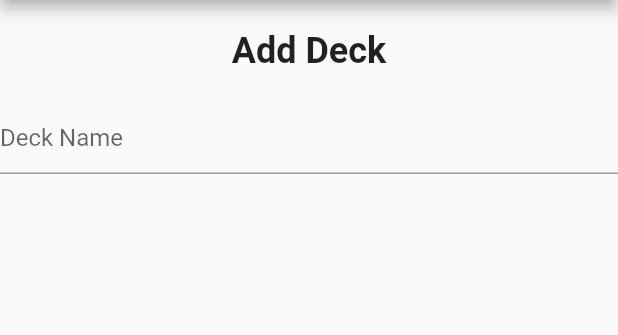
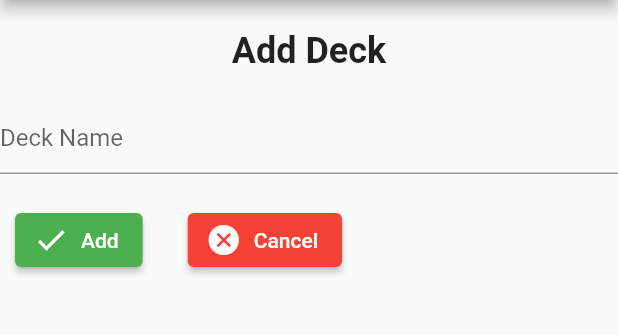
Before and after one commit to SynapseProgramming/membit, a Flutter app: the Maindeck screen opened directly, after a tap on the "add" icon, on a phone screen of 412 x 824 dp, the part 84-419 px from its top. Run offline on Flutter 3.47's test engine with Material 2 defaults, Android fonts, the phone set to English and light mode, and no system bars; our stand-ins replace isar; accounts and stored records are empty; generated files the repository leaves out were written again.

Commit message:
Added in add and cancel buttons

```diff
--- a/lib/maindeck.dart
+++ b/lib/maindeck.dart
@@ -14,7 +14,9 @@ class _CreatedeckState extends State<Createdeck> {
   Widget build(BuildContext context) {
     return Column(
       children: [
-        SizedBox(height: 20,),
+        SizedBox(
+          height: 20,
+        ),
         Text(
           'Add Deck',
           style: TextStyle(
@@ -22,7 +24,9 @@ class _CreatedeckState extends State<Createdeck> {
             fontWeight: FontWeight.bold,
           ),
         ),
-        SizedBox(height: 20,),
+        SizedBox(
+          height: 20,
+        ),
         TextField(
           decoration: const InputDecoration(
             hintText: 'Deck Name',
@@ -31,6 +35,35 @@ class _CreatedeckState extends State<Createdeck> {
             print('$text');
             // Handle the entered text here
           },
+        ),
+        SizedBox(
+          height: 20,
+        ),
+        Row(
+          children: [
+            SizedBox(
+              width: 10,
+            ),
+            ElevatedButton.icon(
+              onPressed: () {
+                print("confimation!");
+              },
+              icon: const Icon(Icons.check),
+              label: const Text("Add"),
+              style: ElevatedButton.styleFrom(backgroundColor: Colors.green),
+            ),
+            SizedBox(
+              width: 30,
+            ),
+            ElevatedButton.icon(
+              onPressed: () {
+                print("deletion!");
+              },
+              icon: const Icon(Icons.cancel),
+              label: const Text("Cancel"),
+              style: ElevatedButton.styleFrom(backgroundColor: Colors.red),
+            )
+          ],
         )
       ],
     );
```
